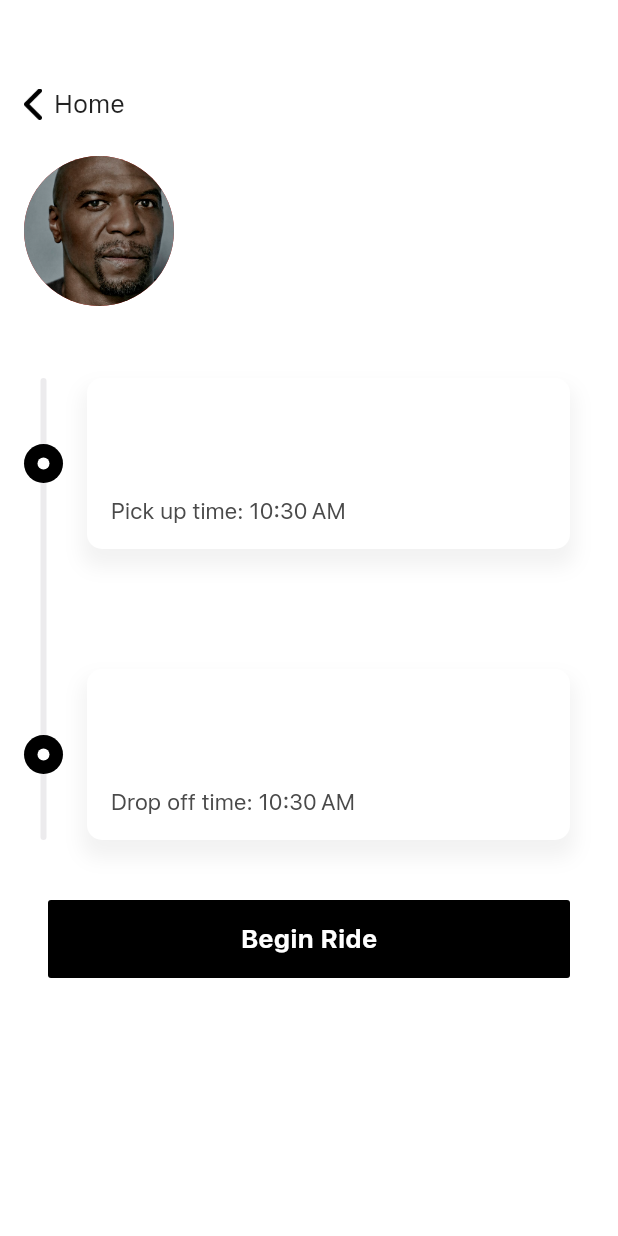
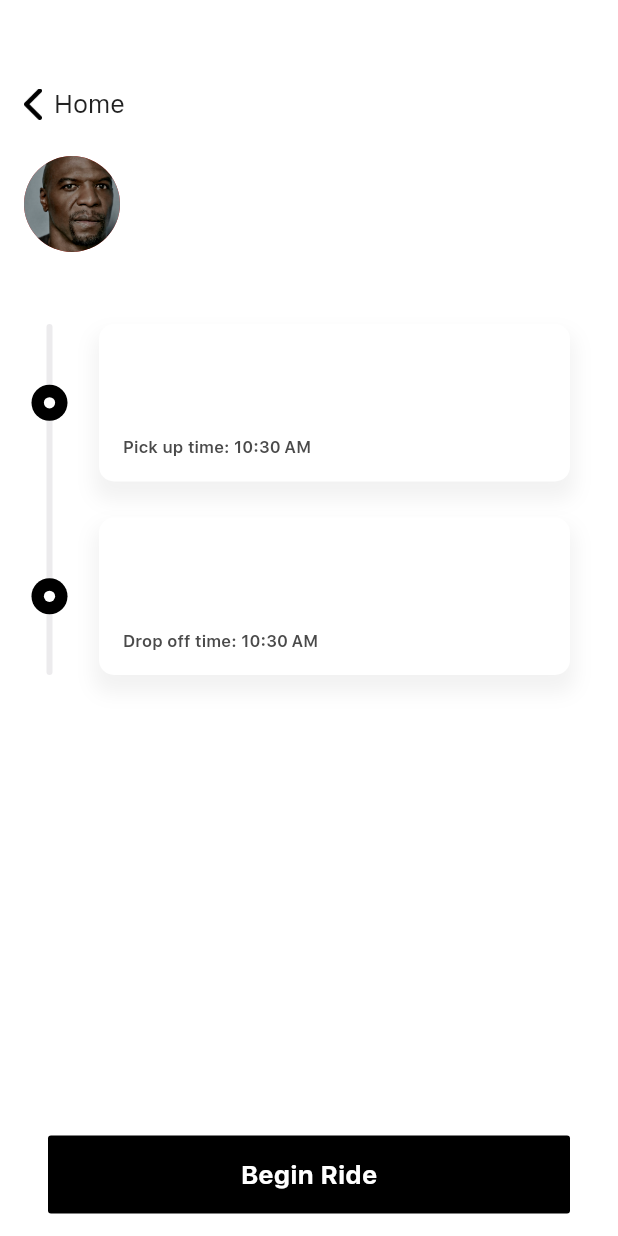
Before and after one commit to cornell-dti/carriage-driver, a Flutter app: the BeginRidePage screen opened directly with empty values, on a phone screen of 412 x 824 dp. Run offline on Flutter 3.47's test engine with Material 2 defaults, Android fonts, the phone set to English and light mode, and no system bars; drawn by our look-alikes of loading_overlay; our stand-ins replace flutter_secure_storage, flutter_svg, google_sign_in, jwt_decoder, wakelock; missing offline and left inert: geolocation, speech_bubble; accounts and stored records are empty; project files that could hold a hidden picture were left out.

Commit message:
Updated page appearances

```diff
--- a/lib/pages/ride-flow/BeginRidePage.dart
+++ b/lib/pages/ride-flow/BeginRidePage.dart
@@ -25,9 +25,11 @@ class _BeginRidePageState extends State<BeginRidePage> {
   Widget _picAndName(BuildContext context) {
     return Center(
       child:
-          Row(crossAxisAlignment: CrossAxisAlignment.center, children: <Widget>[
+      Row(
+          crossAxisAlignment: CrossAxisAlignment.center,
+          children: <Widget>[
             CircleAvatar(
-          radius: 50,
+              radius: 32,
               backgroundImage: AssetImage('assets/images/terry.jpg'),
             ),
             SizedBox(width: 16),
@@ -36,7 +38,7 @@ class _BeginRidePageState extends State<BeginRidePage> {
               children: [
                 Text(
                   widget.ride.rider.firstName,
-              style: CarriageTheme.title1,
+                  style: CarriageTheme.title2,
                 ),
                 widget.ride.rider.accessibilityNeeds.length > 0
                     ? Padding(
@@ -46,7 +48,8 @@ class _BeginRidePageState extends State<BeginRidePage> {
                     : Container()
               ],
             )
-      ]),
+          ]
+      ),
     );
   }
 
@@ -59,7 +62,6 @@ class _BeginRidePageState extends State<BeginRidePage> {
           color: Colors.white,
           opacity: 0.3,
           isLoading: _requestedContinue,
-          child: SingleChildScrollView(
           child: Padding(
             padding:
             EdgeInsets.only(left: 16, right: 16, bottom: 15, top: 24),
@@ -70,7 +72,7 @@ class _BeginRidePageState extends State<BeginRidePage> {
                 SizedBox(height: 48),
                 RideStops(
                     ride: widget.ride, carIcon: false, largeSpacing: true),
-                  SizedBox(height: 40),
+                Spacer(),
                 Padding(
                   padding: EdgeInsets.symmetric(horizontal: 16),
                   child: MeasureRect(
@@ -103,7 +105,6 @@ class _BeginRidePageState extends State<BeginRidePage> {
               ],
             ),
           ),
-          ),
         ));
   }
 }
--- a/lib/widgets/RideCard.dart
+++ b/lib/widgets/RideCard.dart
@@ -72,7 +72,7 @@ class _RideCardState extends State<RideCard> {
                                 : Container()
                           ]),
                       Spacer(),
-                      CallButton(),
+                      CallButton(widget.ride.rider.phoneNumber, 40),
                       SizedBox(width: 8),
                       NotifyButton()
                     ]),
--- a/lib/widgets/RideDestPickupCard.dart
+++ b/lib/widgets/RideDestPickupCard.dart
@@ -31,12 +31,12 @@ class RideDestPickupCard extends StatelessWidget {
               crossAxisAlignment: CrossAxisAlignment.start,
               mainAxisAlignment: MainAxisAlignment.spaceBetween,
               children: <Widget>[
-                Text(_stop, style: CarriageTheme.body),
-                Text(_address, style: CarriageTheme.body.copyWith(color: CarriageTheme.gray3)),
+                Text(_stop, style: CarriageTheme.subheadline),
+                Text(_address, style: CarriageTheme.subheadline.copyWith(color: CarriageTheme.gray3)),
                 SizedBox(height: 24),
                 Text(
                     "${_dropoff ? "Drop off time" : "Pick up time"}: ${DateFormat.jm().format(_time)}",
-                    style: CarriageTheme.subheadline.copyWith(color: CarriageTheme.gray1))
+                    style: CarriageTheme.caption1.copyWith(color: CarriageTheme.gray1))
               ]),
         ),
       ),
--- a/lib/widgets/RideStops.dart
+++ b/lib/widgets/RideStops.dart
@@ -1,6 +1,6 @@
+import 'dart:math';
+
 import 'package:flutter/material.dart';
-import 'package:flutter_svg/svg.dart';
-
 import '../utils/MeasureSize.dart';
 import '../models/Ride.dart';
 import 'RideDestPickupCard.dart';
@@ -20,7 +20,8 @@ class RideStopsState extends State<RideStops> {
 
   @override
   Widget build(BuildContext context) {
-    double circleRadius = 13;
+    double carWidth = 34;
+    double circleRadius = 12;
 
     Widget stopCircle = Stack(
         alignment: Alignment.center,
@@ -28,14 +29,14 @@ class RideStopsState extends State<RideStops> {
         children: [
           Container(
               width: circleRadius * 2,
-              height: 26,
+              height: circleRadius * 2,
               decoration: new BoxDecoration(
                 color: Colors.black,
                 shape: BoxShape.circle,
               )),
           Container(
-              width: 8,
-              height: 8,
+              width: 7.5,
+              height: 7.5,
               decoration: new BoxDecoration(
                 color: Colors.white,
                 shape: BoxShape.circle,
@@ -44,7 +45,7 @@ class RideStopsState extends State<RideStops> {
 
     return Stack(children: [
       Container(
-        width: circleRadius * 2,
+        width:  max(carWidth, circleRadius * 2),
         height: _height,
         alignment: Alignment.topCenter,
         child: Container(
@@ -70,7 +71,10 @@ class RideStopsState extends State<RideStops> {
                   padding: const EdgeInsets.only(right: 16),
                   child: Row(
                     children: [
-                      Container(width: 26, child: widget.carIcon ? SvgPicture.asset('assets/images/carIcon.svg') : stopCircle),
+                      Container(
+                        width: max(carWidth, circleRadius * 2),
+                        child: widget.carIcon ? Image.asset('assets/images/carIcon.png', width: carWidth) : stopCircle,
+                      ),
                       Expanded(
                         child: Padding(
                           padding: EdgeInsets.only(left: 16),
@@ -81,12 +85,12 @@ class RideStopsState extends State<RideStops> {
                     ],
                   ),
                 ),
-                SizedBox(height: widget.largeSpacing ? 80 : 32),
+                SizedBox(height: widget.largeSpacing ? 24 : 12),
                 Padding(
                   padding: const EdgeInsets.only(right: 16),
                   child: Row(
                     children: [
-                      Container(width: 26, child: stopCircle),
+                      Container(width: max(carWidth, circleRadius * 2), child: stopCircle),
                       Expanded(
                         child: Padding(
                           padding: EdgeInsets.only(left: 16),
```
Also changed, not shown: lib/pages/ride-flow/OnTheWayPage.dart (+50 -39 lines), lib/pages/ride-flow/PickUpPage.dart (+22 -38 lines), lib/widgets/Buttons.dart (+17 -12 lines), assets/images/calendarButton.png (added), assets/images/carIcon.png (added). Lines whose indentation alone changed are shown as unchanged.
